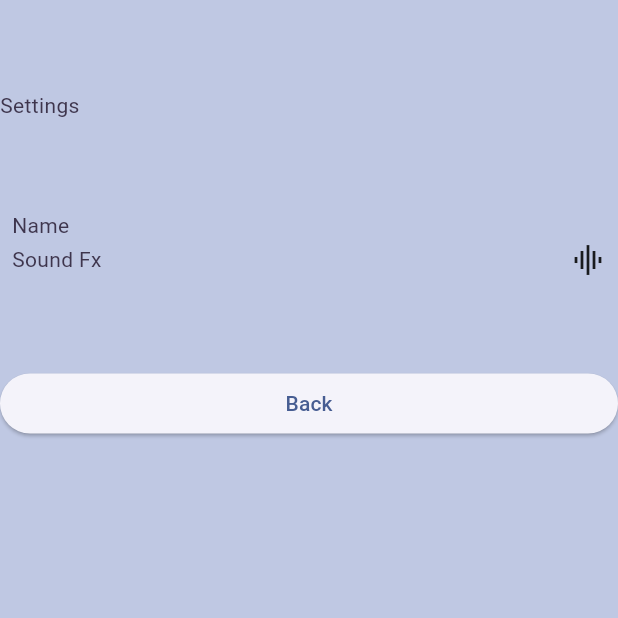
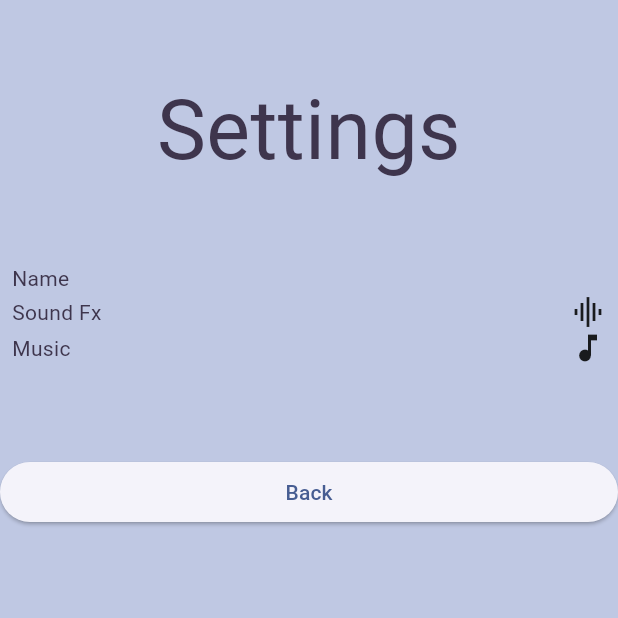
Before and after one commit to eoeefosa/game-ui, a Flutter app: the SettingsScreen screen opened by its route, on a phone screen of 412 x 824 dp, the top half of it. Run offline on Flutter 3.47's test engine with Material 2 defaults, Android fonts, the phone set to English and light mode, and no system bars; our stand-ins replace go_router, shared_preferences; accounts and stored records are empty.

```diff
--- /dev/null
+++ b/lib/src/player_progress/persistence/player_progress.dart
@@ -0,0 +1,5 @@
+abstract class PlayerProgressPersistence {
+  Future<int> getHighestLevelReached();
+
+  Future<void> saveHighestLevelReached(int level);
+}
--- a/lib/src/settings/settings_screen.dart
+++ b/lib/src/settings/settings_screen.dart
@@ -19,7 +19,14 @@ class SettingsScreen extends StatelessWidget {
       body: ListView(
         children: [
           _gap,
-          const Text("Settings"),
+          const Text(
+            "Settings",
+            textAlign: TextAlign.center,
+            style: TextStyle(
+              fontSize: 55,
+              height: 1,
+            ),
+          ),
           _gap,
           const _NameChangeLine('Name'),
           ValueListenableBuilder<bool>(
@@ -28,6 +35,14 @@ class SettingsScreen extends StatelessWidget {
               'Sound Fx',
               Icon(soundOn ? Icons.graphic_eq : Icons.volume_off),
               onSelected: () => settings.toggleSoundsOn(),
+            ),
+          ),
+          ValueListenableBuilder(
+            valueListenable: settings.musicOn,
+            builder: (context, musicOn, child) => _SettingsLine(
+              'Music',
+              Icon(musicOn ? Icons.music_note : Icons.music_off),
+              onSelected: () => settings.toggleMusicOn(),
             ),
           ),
           _gap,
```
Also changed, not shown: lib/src/carashlytics/crashlytics.dart (+65 -65 lines), lib/src/player_progress/persistence/local_storage_persistence.dart (added, +21 -0 lines), lib/firebase_options.dart, lib/src/player_progress/player_progress.dart (added), lib/src/settings/settings.dart (line endings or trailing spaces).
